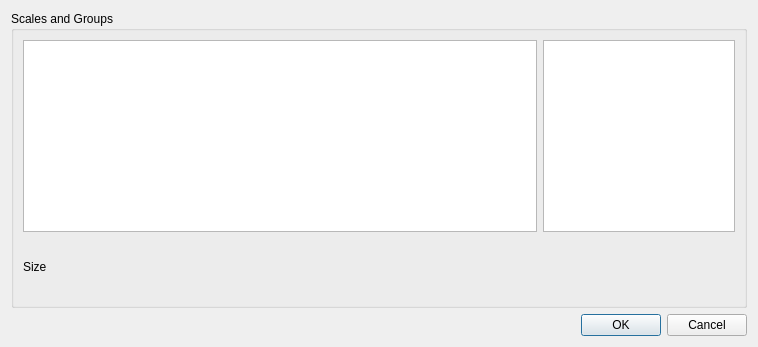
Before: the Qt Designer form ilastik/gui/dlgFeature.ui in ilastik/ilastik-0.5, drawn with Qt 5.
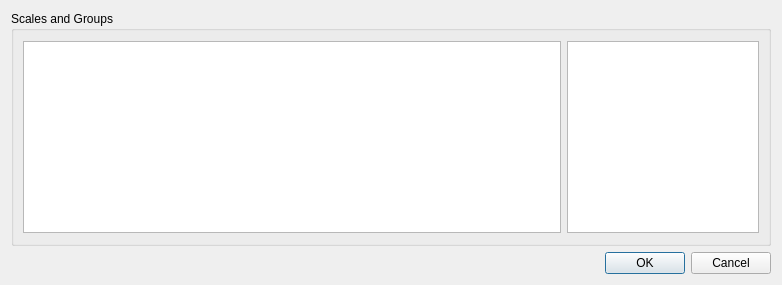
After: the same form once the commit is applied. Icons and pictures are not drawn.

```diff
--- a/ilastik/gui/dlgFeature.ui
+++ b/ilastik/gui/dlgFeature.ui
@@ -6,8 +6,8 @@
    <rect>
     <x>0</x>
     <y>0</y>
-    <width>758</width>
-    <height>347</height>
+    <width>782</width>
+    <height>285</height>
    </rect>
   </property>
   <property name="sizePolicy">
@@ -87,16 +87,6 @@
           </item>
          </layout>
         </item>
-        <item>
-         <widget class="QLabel" name="label">
-          <property name="layoutDirection">
-           <enum>Qt::LeftToRight</enum>
-          </property>
-          <property name="text">
-           <string>Size</string>
-          </property>
-         </widget>
-        </item>
        </layout>
       </widget>
      </item>
```
